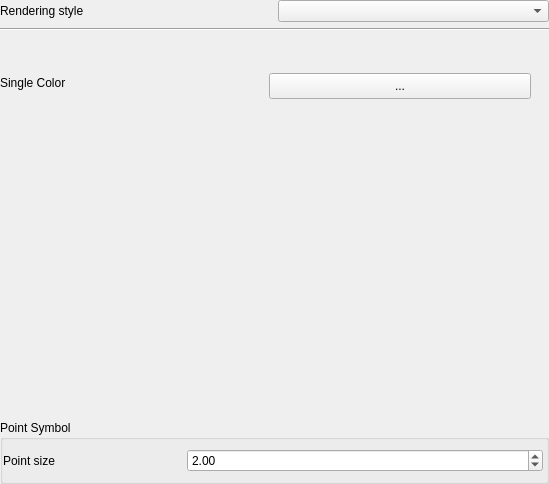
Above: src/ui/3d/qgspointcloud3dsymbolwidget.ui from carsmie/QGIS before the change. Below: the same form after it.
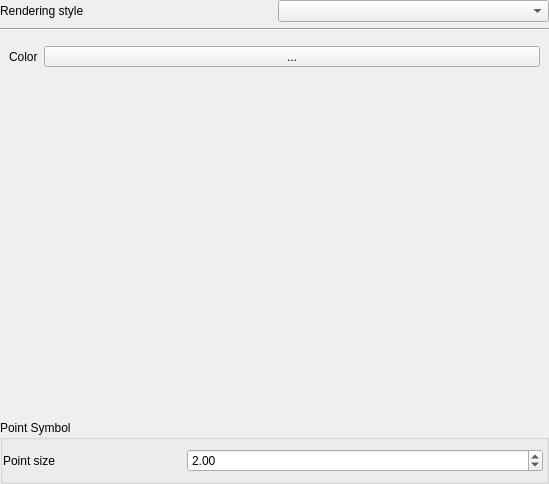
That is the form after the change. The open tabs and pages were chosen to show the change. Custom widgets are drawn as their Qt base class.

Commit message: Improve single color button UX, and immediatly refresh map after color changes

The edit to the form file:
```diff
--- a/src/ui/3d/qgspointcloud3dsymbolwidget.ui
+++ b/src/ui/3d/qgspointcloud3dsymbolwidget.ui
@@ -95,28 +95,16 @@
     <widget class="QStackedWidget" name="mStackedWidget">
      <widget class="QWidget" name="page"/>
      <widget class="QWidget" name="page_3">
+      <layout class="QGridLayout" name="gridLayout_2" columnstretch="0,1">
+       <item row="0" column="0">
       <widget class="QLabel" name="label_6">
-       <property name="geometry">
-        <rect>
-         <x>0</x>
-         <y>30</y>
-         <width>263</width>
-         <height>32</height>
-        </rect>
-       </property>
        <property name="text">
-        <string>Single Color</string>
-       </property>
-      </widget>
+          <string>Color</string>
+         </property>
+        </widget>
+       </item>
+       <item row="0" column="1">
       <widget class="QgsColorButton" name="mSingleColorBtn">
-       <property name="geometry">
-        <rect>
-         <x>269</x>
-         <y>36</y>
-         <width>262</width>
-         <height>26</height>
-        </rect>
-       </property>
        <property name="sizePolicy">
         <sizepolicy hsizetype="Preferred" vsizetype="Fixed">
          <horstretch>0</horstretch>
@@ -127,6 +115,21 @@
         <string>...</string>
        </property>
       </widget>
+       </item>
+       <item row="1" column="1">
+        <spacer name="verticalSpacer_2">
+         <property name="orientation">
+          <enum>Qt::Vertical</enum>
+         </property>
+         <property name="sizeHint" stdset="0">
+          <size>
+           <width>20</width>
+           <height>40</height>
+          </size>
+         </property>
+        </spacer>
+       </item>
+      </layout>
      </widget>
      <widget class="QWidget" name="page_4">
       <widget class="QLabel" name="label_5">
```
Left out of the diff: 3 changed lines with no effect on the pictures. Lines whose indentation alone changed are shown as unchanged. The commit also changes 1 other file.
